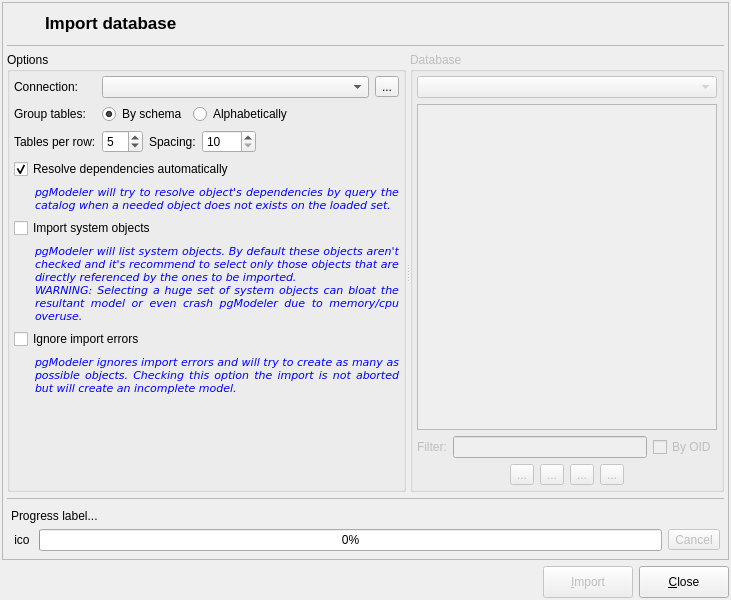
The window that libpgmodeler_ui/ui/databaseimportform.ui (pgmodeler/pgmodeler) describes before a commit, drawn with Qt 5.
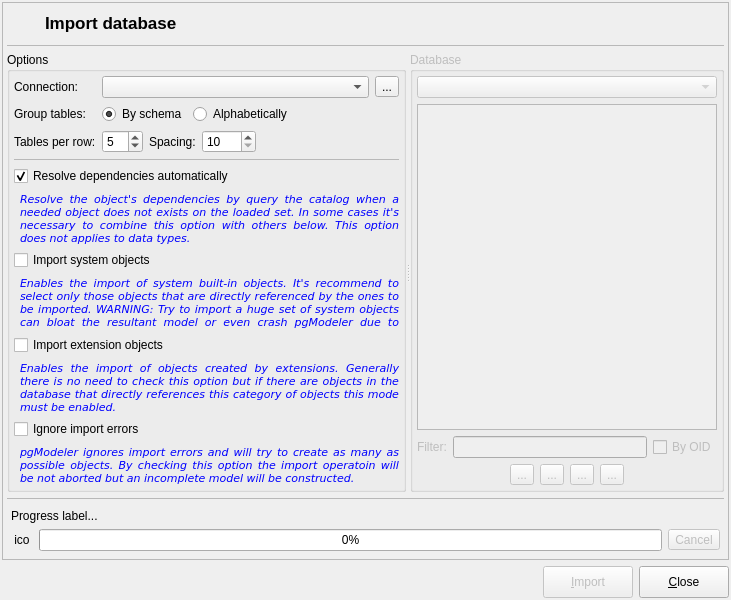
The same window after the commit. Icons and pictures are not drawn.

Commit message:
DatabaseImportHelper implementation checkpoint. Minor improvements on importDatabase method.
Minor improvements on filter flags of Catalog class.

Minor fix on ModelExportHelper. The last line of the SQL definition now
is correctly extracted and executed.

Minor fixes on SchemaParser and Function classes.

```diff
--- a/libpgmodeler_ui/ui/databaseimportform.ui
+++ b/libpgmodeler_ui/ui/databaseimportform.ui
@@ -278,6 +278,150 @@
              <property name="bottomMargin">
               <number>4</number>
              </property>
+             <item row="1" column="0">
+              <widget class="QLabel" name="group_lbl">
+               <property name="sizePolicy">
+                <sizepolicy hsizetype="Fixed" vsizetype="Preferred">
+                 <horstretch>0</horstretch>
+                 <verstretch>0</verstretch>
+                </sizepolicy>
+               </property>
+               <property name="text">
+                <string>Group tables:</string>
+               </property>
+              </widget>
+             </item>
+             <item row="3" column="4">
+              <spacer name="horizontalSpacer_3">
+               <property name="orientation">
+                <enum>Qt::Horizontal</enum>
+               </property>
+               <property name="sizeHint" stdset="0">
+                <size>
+                 <width>40</width>
+                 <height>20</height>
+                </size>
+               </property>
+              </spacer>
+             </item>
+             <item row="3" column="0">
+              <widget class="QLabel" name="tabs_per_row_lbl">
+               <property name="sizePolicy">
+                <sizepolicy hsizetype="Fixed" vsizetype="Preferred">
+                 <horstretch>0</horstretch>
+                 <verstretch>0</verstretch>
+                </sizepolicy>
+               </property>
+               <property name="text">
+                <string>Tables per row:</string>
+               </property>
+              </widget>
+             </item>
+             <item row="3" column="2">
+              <widget class="QLabel" name="tab_spacing_lbl">
+               <property name="sizePolicy">
+                <sizepolicy hsizetype="Fixed" vsizetype="Preferred">
+                 <horstretch>0</horstretch>
+                 <verstretch>0</verstretch>
+                </sizepolicy>
+               </property>
+               <property name="text">
+                <string>Spacing:</string>
+               </property>
+              </widget>
+             </item>
+             <item row="11" column="0" colspan="5">
+              <layout class="QGridLayout" name="gridLayout_15">
+               <item row="1" column="1">
+                <widget class="QLabel" name="hint2_lbl_3">
+                 <property name="enabled">
+                  <bool>true</bool>
+                 </property>
+                 <property name="sizePolicy">
+                  <sizepolicy hsizetype="Expanding" vsizetype="Fixed">
+                   <horstretch>0</horstretch>
+                   <verstretch>0</verstretch>
+                  </sizepolicy>
+                 </property>
+                 <property name="palette">
+                  <palette>
+                   <active>
+                    <colorrole role="WindowText">
+                     <brush brushstyle="SolidPattern">
+                      <color alpha="255">
+                       <red>0</red>
+                       <green>0</green>
+                       <blue>255</blue>
+                      </color>
+                     </brush>
+                    </colorrole>
+                   </active>
+                   <inactive>
+                    <colorrole role="WindowText">
+                     <brush brushstyle="SolidPattern">
+                      <color alpha="255">
+                       <red>0</red>
+                       <green>0</green>
+                       <blue>255</blue>
+                      </color>
+                     </brush>
+                    </colorrole>
+                   </inactive>
+                   <disabled>
+                    <colorrole role="WindowText">
+                     <brush brushstyle="SolidPattern">
+                      <color alpha="255">
+                       <red>117</red>
+                       <green>114</green>
+                       <blue>112</blue>
+                      </color>
+                     </brush>
+                    </colorrole>
+                   </disabled>
+                  </palette>
+                 </property>
+                 <property name="font">
+                  <font>
+                   <family>DejaVu Sans</family>
+                   <pointsize>8</pointsize>
+                   <italic>true</italic>
+                  </font>
+                 </property>
+                 <property name="text">
+                  <string>Enables the import of objects created by extensions. Generally there is no need to check this option but if there are objects in the database that directly references this category of objects this mode must be enabled.</string>
+                 </property>
+                 <property name="textFormat">
+                  <enum>Qt::PlainText</enum>
+                 </property>
+                 <property name="alignment">
+                  <set>Qt::AlignJustify|Qt::AlignVCenter</set>
+                 </property>
+                 <property name="wordWrap">
+                  <bool>true</bool>
+                 </property>
+                 <property name="margin">
+                  <number>0</number>
+                 </property>
+                 <property name="indent">
+                  <number>0</number>
+                 </property>
+                </widget>
+               </item>
+               <item row="0" column="0" colspan="2">
+                <widget class="QCheckBox" name="import_ext_objs_chk">
+                 <property name="sizePolicy">
+                  <sizepolicy hsizetype="Expanding" vsizetype="Fixed">
+                   <horstretch>0</horstretch>
+                   <verstretch>0</verstretch>
+                  </sizepolicy>
+                 </property>
+                 <property name="text">
+                  <string>Import extension objects</string>
+                 </property>
+                </widget>
+               </item>
+              </layout>
+             </item>
              <item row="0" column="0">
               <widget class="QLabel" name="connection_lbl">
                <property name="sizePolicy">
@@ -291,10 +435,23 @@
                </property>
               </widget>
              </item>
-             <item row="7" column="0" colspan="5">
-              <layout class="QGridLayout" name="gridLayout_7">
+             <item row="3" column="1">
+              <widget class="QSpinBox" name="tabs_per_row_sb">
+               <property name="minimum">
+                <number>1</number>
+               </property>
+               <property name="maximum">
+                <number>20</number>
+               </property>
+               <property name="value">
+                <number>5</number>
+               </property>
+              </widget>
+             </item>
+             <item row="5" column="0" colspan="5">
+              <layout class="QGridLayout" name="gridLayout_9">
                <item row="0" column="0" colspan="2">
-                <widget class="QCheckBox" name="import_sys_objs_chk">
+                <widget class="QCheckBox" name="resolve_deps_chk">
                  <property name="sizePolicy">
                   <sizepolicy hsizetype="Expanding" vsizetype="Fixed">
                    <horstretch>0</horstretch>
@@ -302,33 +459,20 @@
                   </sizepolicy>
                  </property>
                  <property name="text">
-                  <string>Import system objects</string>
+                  <string>Resolve dependencies automatically</string>
+                 </property>
+                 <property name="checked">
+                  <bool>true</bool>
                  </property>
                 </widget>
                </item>
-               <item row="1" column="0">
-                <spacer name="horizontalSpacer_5">
-                 <property name="orientation">
-                  <enum>Qt::Horizontal</enum>
-                 </property>
-                 <property name="sizeType">
-                  <enum>QSizePolicy::Fixed</enum>
-                 </property>
-                 <property name="sizeHint" stdset="0">
-                  <size>
-                   <width>15</width>
-                   <height>20</height>
-                  </size>
-                 </property>
-                </spacer>
-               </item>
                <item row="1" column="1">
-                <widget class="QLabel" name="hint2_lbl">
+                <widget class="QLabel" name="hint3_lbl_2">
                  <property name="enabled">
                   <bool>true</bool>
                  </property>
                  <property name="sizePolicy">
-                  <sizepolicy hsizetype="Expanding" vsizetype="Preferred">
+                  <sizepolicy hsizetype="Expanding" vsizetype="Fixed">
                    <horstretch>0</horstretch>
                    <verstretch>0</verstretch>
                   </sizepolicy>
@@ -378,8 +522,7 @@
                   </font>
                  </property>
                  <property name="text">
-                  <string>pgModeler will list system objects. By default these objects aren't checked and it's recommend to select only those objects that are directly referenced by the ones to be imported.
-WARNING: Selecting a huge set of system objects can bloat the resultant model or even crash pgModeler due to memory/cpu overuse.</string>
+                  <string>Resolve the object's dependencies by query the catalog when a needed object does not exists on the loaded set. In some cases it's necessary to combine this option with others below. This option does not applies to data types.</string>
                  </property>
                  <property name="textFormat">
                   <enum>Qt::PlainText</enum>
@@ -390,11 +533,8 @@
                  <property name="wordWrap">
                   <bool>true</bool>
                  </property>
-                 <property name="margin">
-                  <number>0</number>
-                 </property>
                  <property name="indent">
-                  <number>20</number>
+                  <number>0</number>
                  </property>
                 </widget>
                </item>
@@ -434,16 +574,105 @@
                </item>
               </layout>
              </item>
-             <item row="1" column="0">
-              <widget class="QLabel" name="group_lbl">
-               <property name="sizePolicy">
-                <sizepolicy hsizetype="Fixed" vsizetype="Preferred">
-                 <horstretch>0</horstretch>
-                 <verstretch>0</verstretch>
-                </sizepolicy>
+             <item row="12" column="0" colspan="5">
+              <layout class="QGridLayout" name="gridLayout_2">
+               <item row="0" column="0" colspan="2">
+                <widget class="QCheckBox" name="ignore_errors_chk">
+                 <property name="sizePolicy">
+                  <sizepolicy hsizetype="Expanding" vsizetype="Fixed">
+                   <horstretch>0</horstretch>
+                   <verstretch>0</verstretch>
+                  </sizepolicy>
+                 </property>
+                 <property name="text">
+                  <string>Ignore import errors</string>
+                 </property>
+                </widget>
+               </item>
+               <item row="1" column="1">
+                <widget class="QLabel" name="hint3_lbl">
+                 <property name="enabled">
+                  <bool>true</bool>
+                 </property>
+                 <property name="sizePolicy">
+                  <sizepolicy hsizetype="Expanding" vsizetype="Fixed">
+                   <horstretch>0</horstretch>
+                   <verstretch>0</verstretch>
+                  </sizepolicy>
+                 </property>
+                 <property name="palette">
+                  <palette>
+                   <active>
+                    <colorrole role="WindowText">
+                     <brush brushstyle="SolidPattern">
+                      <color alpha="255">
+                       <red>0</red>
+                       <green>0</green>
+                       <blue>255</blue>
+                      </color>
+                     </brush>
+                    </colorrole>
+                   </active>
+                   <inactive>
+                    <colorrole role="WindowText">
+                     <brush brushstyle="SolidPattern">
+                      <color alpha="255">
+                       <red>0</red>
+                       <green>0</green>
+                       <blue>255</blue>
+                      </color>
+                     </brush>
+                    </colorrole>
+                   </inactive>
+                   <disabled>
+                    <colorrole role="WindowText">
+                     <brush brushstyle="SolidPattern">
+                      <color alpha="255">
+                       <red>117</red>
+                       <green>114</green>
+                       <blue>112</blue>
+                      </color>
+                     </brush>
+                    </colorrole>
+                   </disabled>
+                  </palette>
+                 </property>
+                 <property name="font">
+                  <font>
+                   <family>DejaVu Sans</family>
+                   <pointsize>8</pointsize>
+                   <italic>true</italic>
+                  </font>
+                 </property>
+                 <property name="text">
+                  <string>pgModeler ignores import errors and will try to create as many as possible objects. By checking this option the import operatoin will be not aborted but an incomplete model will be constructed.</string>
+                 </property>
+                 <property name="textFormat">
+                  <enum>Qt::PlainText</enum>
+                 </property>
+                 <property name="alignment">
+                  <set>Qt::AlignJustify|Qt::AlignVCenter</set>
+                 </property>
+                 <property name="wordWrap">
+                  <bool>true</bool>
+                 </property>
+                 <property name="indent">
+                  <number>0</number>
+                 </property>
+                </widget>
+               </item>
+              </layout>
+             </item>
+             <item row="3" column="3">
+              <widget class="QSpinBox" name="tab_spacing_sb">
+               <property name="minimum">
+                <number>10</number>
                </property>
-               <property name="text">
-                <string>Group tables:</string>
+               <property name="maximum">
+                <number>1000</number>
+               </property>
+               <property name="value">
+                <number>10</number>
                </property>
               </widget>
              </item>
@@ -480,297 +709,133 @@
                </item>
               </layout>
              </item>
-             <item row="2" column="0">
-              <widget class="QLabel" name="tabs_per_row_lbl">
-               <property name="sizePolicy">
-                <sizepolicy hsizetype="Fixed" vsizetype="Preferred">
-                 <horstretch>0</horstretch>
-                 <verstretch>0</verstretch>
-                </sizepolicy>
+             <item row="4" column="0" colspan="5">
+              <widget class="QFrame" name="div_ln_2">
+               <property name="minimumSize">
+                <size>
+                 <width>0</width>
+                 <height>1</height>
+                </size>
                </property>
-               <property name="text">
-                <string>Tables per row:</string>
+               <property name="maximumSize">
+                <size>
+                 <width>16777215</width>
+                 <height>1</height>
+                </size>
                </property>
-              </widget>
-             </item>
-             <item row="2" column="2">
-              <widget class="QLabel" name="tab_spacing_lbl">
-               <property name="sizePolicy">
-                <sizepolicy hsizetype="Fixed" vsizetype="Preferred">
-                 <horstretch>0</horstretch>
-                 <verstretch>0</verstretch>
-                </sizepolicy>
+               <property name="frameShape">
+                <enum>QFrame::StyledPanel</enum>
                </property>
-               <property name="text">
-                <string>Spacing:</string>
+               <property name="frameShadow">
+                <enum>QFrame::Sunken</enum>
                </property>
               </widget>
              </item>
-             <item row="2" column="1">
-              <widget class="QSpinBox" name="tabs_per_row_sb">
-               <property name="minimum">
-                <number>1</number>
-               </property>
-               <property name="maximum">
-                <number>20</number>
-               </property>
-               <property name="value">
-                <number>5</number>
-               </property>
-              </widget>
-             </item>
-             <item row="2" column="3">
-              <widget class="QSpinBox" name="tab_spacing_sb">
-               <property name="minimum">
-                <number>10</number>
-               </property>
-               <property name="maximum">
-                <number>1000</number>
-               </property>
-               <property name="value">
-                <number>10</number>
-               </property>
-              </widget>
-             </item>
-             <item row="2" column="4">
-              <spacer name="horizontalSpacer_3">
-               <property name="orientation">
-                <enum>Qt::Horizontal</enum>
-               </property>
-               <property name="sizeHint" stdset="0">
-                <size>
-                 <width>40</width>
-                 <height>20</height>
-                </size>
-               </property>
-              </spacer>
-             </item>
              <item row="9" column="0" colspan="5">
+              <layout class="QGridLayout" name="gridLayout_7">
+               <item row="1" column="1">
+                <widget class="QLabel" name="hint2_lbl">
+                 <property name="enabled">
+                  <bool>true</bool>
+                 </property>
+                 <property name="sizePolicy">
+                  <sizepolicy hsizetype="Expanding" vsizetype="Fixed">
+                   <horstretch>0</horstretch>
+                   <verstretch>0</verstretch>
+                  </sizepolicy>
+                 </property>
+                 <property name="palette">
+                  <palette>
+                   <active>
+                    <colorrole role="WindowText">
+                     <brush brushstyle="SolidPattern">
+                      <color alpha="255">
+                       <red>0</red>
+                       <green>0</green>
+                       <blue>255</blue>
+                      </color>
+                     </brush>
+                    </colorrole>
+                   </active>
+                   <inactive>
+                    <colorrole role="WindowText">
+                     <brush brushstyle="SolidPattern">
+                      <color alpha="255">
+                       <red>0</red>
+                       <green>0</green>
+                       <blue>255</blue>
+                      </color>
+                     </brush>
+                    </colorrole>
+                   </inactive>
+                   <disabled>
+                    <colorrole role="WindowText">
+                     <brush brushstyle="SolidPattern">
+                      <color alpha="255">
+                       <red>117</red>
+                       <green>114</green>
+                       <blue>112</blue>
+                      </color>
+                     </brush>
+                    </colorrole>
+                   </disabled>
+                  </palette>
+                 </property>
+                 <property name="font">
+                  <font>
+                   <family>DejaVu Sans</family>
+                   <pointsize>8</pointsize>
+                   <italic>true</italic>
+                  </font>
+                 </property>
+                 <property name="text">
+                  <string>Enables the import of system built-in objects. It's recommend to select only those objects that are directly referenced by the ones to be imported. WARNING: Try to import a huge set of system objects can bloat the resultant model or even crash pgModeler due to memory/cpu overuse.</string>
+                 </property>
+                 <property name="textFormat">
+                  <enum>Qt::PlainText</enum>
+                 </property>
+                 <property name="alignment">
+                  <set>Qt::AlignJustify|Qt::AlignVCenter</set>
+                 </property>
+                 <property name="wordWrap">
+                  <bool>true</bool>
+                 </property>
+                 <property name="margin">
+                  <number>0</number>
+                 </property>
+                 <property name="indent">
+                  <number>0</number>
+                 </property>
+                </widget>
+               </item>
+               <item row="0" column="0" colspan="2">
+                <widget class="QCheckBox" name="import_sys_objs_chk">
+                 <property name="sizePolicy">
+                  <sizepolicy hsizetype="Expanding" vsizetype="Fixed">
+                   <horstretch>0</horstretch>
+                   <verstretch>0</verstretch>
+                  </sizepolicy>
+                 </property>
+                 <property name="text">
+                  <string>Import system objects</string>
+                 </property>
+                </widget>
+               </item>
+              </layout>
+             </item>
+             <item row="13" column="0" colspan="5">
               <spacer name="verticalSpacer">
                <property name="orientation">
                 <enum>Qt::Vertical</enum>
                </property>
                <property name="sizeHint" stdset="0">
                 <size>
-                 <width>328</width>
-                 <height>188</height>
+                 <width>20</width>
+                 <height>40</height>
                 </size>
                </property>
               </spacer>
              </item>
-             <item row="3" column="0" colspan="5">
-              <layout class="QGridLayout" name="gridLayout_9">
-               <item row="0" column="0" colspan="2">
-                <widget class="QCheckBox" name="resolve_deps_chk">
-                 <property name="sizePolicy">
-                  <sizepolicy hsizetype="Expanding" vsizetype="Fixed">
-                   <horstretch>0</horstretch>
-                   <verstretch>0</verstretch>
-                  </sizepolicy>
-                 </property>
-                 <property name="text">
-                  <string>Resolve dependencies automatically</string>
-                 </property>
-                 <property name="checked">
-                  <bool>true</bool>
-                 </property>
-                </widget>
-               </item>
-               <item row="1" column="0">
-                <spacer name="horizontalSpacer_7">
-                 <property name="orientation">
-                  <enum>Qt::Horizontal</enum>
-                 </property>
-                 <property name="sizeType">
-                  <enum>QSizePolicy::Fixed</enum>
-                 </property>
-                 <property name="sizeHint" stdset="0">
-                  <size>
-                   <width>15</width>
-                   <height>20</height>
-                  </size>
-                 </property>
-                </spacer>
-               </item>
-               <item row="1" column="1">
-                <widget class="QLabel" name="hint3_lbl_2">
-                 <property name="enabled">
-                  <bool>true</bool>
-                 </property>
-                 <property name="sizePolicy">
-                  <sizepolicy hsizetype="Expanding" vsizetype="Preferred">
-                   <horstretch>0</horstretch>
-                   <verstretch>0</verstretch>
-                  </sizepolicy>
-                 </property>
-                 <property name="palette">
-                  <palette>
-                   <active>
-                    <colorrole role="WindowText">
-                     <brush brushstyle="SolidPattern">
-                      <color alpha="255">
-                       <red>0</red>
-                       <green>0</green>
-                       <blue>255</blue>
-                      </color>
-                     </brush>
-                    </colorrole>
-                   </active>
-                   <inactive>
-                    <colorrole role="WindowText">
-                     <brush brushstyle="SolidPattern">
-                      <color alpha="255">
-                       <red>0</red>
-                       <green>0</green>
-                       <blue>255</blue>
-                      </color>
-                     </brush>
-                    </colorrole>
-                   </inactive>
-                   <disabled>
-                    <colorrole role="WindowText">
-                     <brush brushstyle="SolidPattern">
-                      <color alpha="255">
-                       <red>117</red>
-                       <green>114</green>
-                       <blue>112</blue>
-                      </color>
-                     </brush>
-                    </colorrole>
-                   </disabled>
-                  </palette>
-                 </property>
-                 <property name="font">
-                  <font>
-                   <family>DejaVu Sans</family>
-                   <pointsize>8</pointsize>
-                   <italic>true</italic>
-                  </font>
-                 </property>
-                 <property name="text">
-                  <string>pgModeler will try to resolve object's dependencies by query the catalog when a needed object does not exists on the loaded set.</string>
-                 </property>
-                 <property name="textFormat">
-                  <enum>Qt::PlainText</enum>
-                 </property>
-                 <property name="alignment">
-                  <set>Qt::AlignJustify|Qt::AlignVCenter</set>
-                 </property>
-                 <property name="wordWrap">
-                  <bool>true</bool>
-                 </property>
-                 <property name="indent">
-                  <number>20</number>
-                 </property>
-                </widget>
-               </item>
-              </layout>
-             </item>
-             <item row="8" column="0" colspan="5">
-              <layout class="QGridLayout" name="gridLayout_2">
-               <item row="0" column="0" colspan="2">
-                <widget class="QCheckBox" name="ignore_errors_chk">
-                 <property name="sizePolicy">
-                  <sizepolicy hsizetype="Expanding" vsizetype="Fixed">
-                   <horstretch>0</horstretch>
-                   <verstretch>0</verstretch>
-                  </sizepolicy>
-                 </property>
-                 <property name="text">
-                  <string>Ignore import errors</string>
-                 </property>
-                </widget>
-               </item>
-               <item row="1" column="0">
-                <spacer name="horizontalSpacer_4">
-                 <property name="orientation">
-                  <enum>Qt::Horizontal</enum>
-                 </property>
-                 <property name="sizeType">
-                  <enum>QSizePolicy::Fixed</enum>
-                 </property>
-                 <property name="sizeHint" stdset="0">
-                  <size>
-                   <width>15</width>
-                   <height>20</height>
-                  </size>
-                 </property>
-                </spacer>
-               </item>
-               <item row="1" column="1">
-                <widget class="QLabel" name="hint3_lbl">
-                 <property name="enabled">
-                  <bool>true</bool>
-                 </property>
-                 <property name="sizePolicy">
-                  <sizepolicy hsizetype="Expanding" vsizetype="Preferred">
-                   <horstretch>0</horstretch>
-                   <verstretch>0</verstretch>
-                  </sizepolicy>
-                 </property>
-                 <property name="palette">
-                  <palette>
-                   <active>
-                    <colorrole role="WindowText">
-                     <brush brushstyle="SolidPattern">
-                      <color alpha="255">
-                       <red>0</red>
-                       <green>0</green>
-                       <blue>255</blue>
-                      </color>
-                     </brush>
-                    </colorrole>
-                   </active>
-                   <inactive>
-                    <colorrole role="WindowText">
-                     <brush brushstyle="SolidPattern">
-                      <color alpha="255">
-                       <red>0</red>
-                       <green>0</green>
-                       <blue>255</blue>
-                      </color>
-                     </brush>
-                    </colorrole>
-                   </inactive>
-                   <disabled>
-                    <colorrole role="WindowText">
-                     <brush brushstyle="SolidPattern">
-                      <color alpha="255">
-                       <red>117</red>
-                       <green>114</green>
-                       <blue>112</blue>
-                      </color>
-                     </brush>
-                    </colorrole>
-                   </disabled>
-                  </palette>
-                 </property>
-                 <property name="font">
-                  <font>
-                   <family>DejaVu Sans</family>
-                   <pointsize>8</pointsize>
-                   <italic>true</italic>
-                  </font>
-                 </property>
-                 <property name="text">
-                  <string>pgModeler ignores import errors and will try to create as many as possible objects. Checking this option the import is not aborted but will create an incomplete model.</string>
-                 </property>
-                 <property name="textFormat">
-                  <enum>Qt::PlainText</enum>
-                 </property>
-                 <property name="alignment">
-                  <set>Qt::AlignJustify|Qt::AlignVCenter</set>
-                 </property>
-                 <property name="wordWrap">
-                  <bool>true</bool>
-                 </property>
-                 <property name="indent">
-                  <number>20</number>
-                 </property>
-                </widget>
-               </item>
-              </layout>
-             </item>
             </layout>
            </widget>
            <widget class="QGroupBox" name="database_gb">
```
The commit also changes 17 other files.
